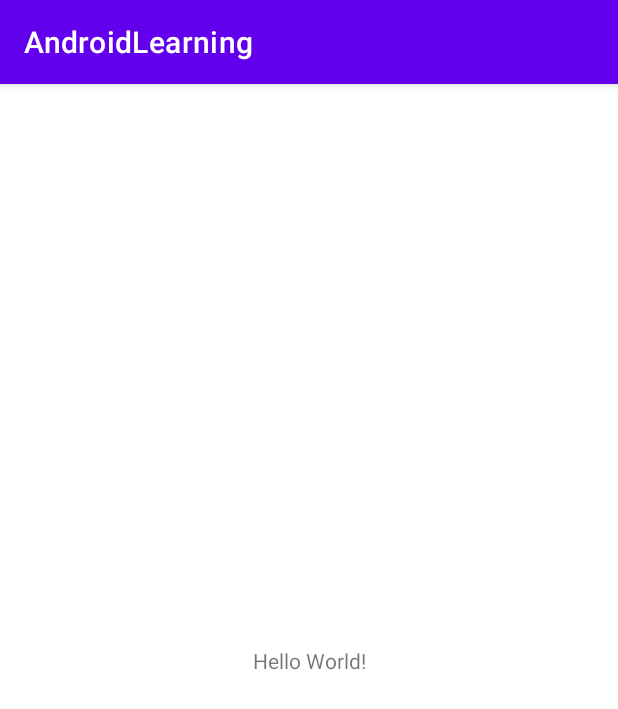
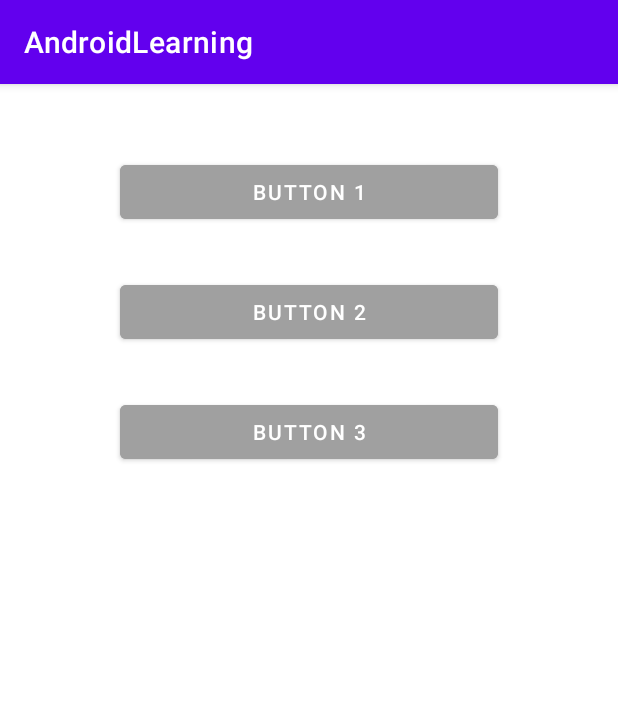
Before and after one commit to JingYLiu-WaSS/AndroidLearning, an Android app: the screen it shows after launch (MainActivity), on a phone screen of 412 x 824 dp. Shown: the top 709 px of the screen. Run offline under Robolectric (Android 15) with nearby library versions, the phone set to English and light mode, and no system bars.

Commit message:
add buttons to button activity and config diff language string values

```diff
--- a/app/src/main/java/com/thoughtworks/androidtrain/MainActivity.java
+++ b/app/src/main/java/com/thoughtworks/androidtrain/MainActivity.java
@@ -7,11 +7,12 @@ import android.util.Log;
 
 public class MainActivity extends AppCompatActivity {
     public final String TAG = "MainActivity";
+    public final String TAG_BUTTON = "ButtonActivity";
 
     @Override
     protected void onCreate(Bundle savedInstanceState) {
         super.onCreate(savedInstanceState);
-        setContentView(R.layout.activity_main);
-        Log.i(TAG, "MainActivity created");
+        setContentView(R.layout.activity_buttons);
+        Log.i(TAG_BUTTON, "ButtonActivity created");
     }
 }
--- /dev/null
+++ b/app/src/main/res/layout/activity_buttons.xml
@@ -0,0 +1,35 @@
+<?xml version="1.0" encoding="utf-8"?>
+<LinearLayout xmlns:android="http://schemas.android.com/apk/res/android"
+    android:layout_width="match_parent"
+    android:layout_height="match_parent"
+    android:padding="16dp"
+    android:orientation="vertical">
+
+    <Button
+        android:layout_width="match_parent"
+        android:layout_height="wrap_content"
+        android:layout_gravity="center_horizontal"
+        android:layout_marginTop="32dp"
+        android:layout_marginHorizontal="64dp"
+        android:backgroundTint="@color/gray"
+        android:text="@string/button_1"/>
+
+    <Button
+        android:layout_width="match_parent"
+        android:layout_height="wrap_content"
+        android:layout_gravity="center_horizontal"
+        android:layout_marginTop="32dp"
+        android:layout_marginHorizontal="64dp"
+        android:backgroundTint="@color/gray"
+        android:text="@string/button_2"/>
+
+    <Button
+        android:layout_width="match_parent"
+        android:layout_height="wrap_content"
+        android:layout_gravity="center_horizontal"
+        android:layout_marginTop="32dp"
+        android:layout_marginHorizontal="64dp"
+        android:backgroundTint="@color/gray"
+        android:text="@string/button_3"/>
+
+</LinearLayout>
--- a/app/src/main/res/layout/activity_main.xml
+++ b/app/src/main/res/layout/activity_main.xml
@@ -1,18 +1,32 @@
 <?xml version="1.0" encoding="utf-8"?>
-<androidx.constraintlayout.widget.ConstraintLayout xmlns:android="http://schemas.android.com/apk/res/android"
+<LinearLayout xmlns:android="http://schemas.android.com/apk/res/android"
     xmlns:app="http://schemas.android.com/apk/res-auto"
     xmlns:tools="http://schemas.android.com/tools"
     android:layout_width="match_parent"
     android:layout_height="match_parent"
+    android:padding="16dp"
+    android:orientation="vertical"
     tools:context=".MainActivity">
 
-    <TextView
+    <EditText
+        android:layout_width="match_parent"
+        android:layout_height="wrap_content"
+        android:hint="@string/to"/>
+    <EditText
+        android:layout_width="match_parent"
+        android:layout_height="wrap_content"
+        android:hint="@string/subject"/>
+    <EditText
+        android:layout_width="match_parent"
+        android:layout_height="0dp"
+        android:layout_weight="1"
+        android:gravity="top"
+        android:hint="@string/message"/>
+    <Button
         android:layout_width="wrap_content"
         android:layout_height="wrap_content"
-        android:text="Hello World!"
-        app:layout_constraintBottom_toBottomOf="parent"
-        app:layout_constraintLeft_toLeftOf="parent"
-        app:layout_constraintRight_toRightOf="parent"
-        app:layout_constraintTop_toTopOf="parent" />
+        android:layout_gravity="end"
+        android:text="@string/send"/>
 
-</androidx.constraintlayout.widget.ConstraintLayout>
+
+</LinearLayout>
--- a/app/src/main/res/values/colors.xml
+++ b/app/src/main/res/values/colors.xml
@@ -7,4 +7,5 @@
     <color name="teal_700">#FF018786</color>
     <color name="black">#FF000000</color>
     <color name="white">#FFFFFFFF</color>
+    <color name="gray">#FFA0A0A0</color>
 </resources>
--- a/app/src/main/res/values/strings.xml
+++ b/app/src/main/res/values/strings.xml
@@ -1,3 +1,10 @@
 <resources>
     <string name="app_name">AndroidLearning</string>
+    <string name="to">to</string>
+    <string name="subject">subject</string>
+    <string name="message">message</string>
+    <string name="send">send</string>
+    <string name="button_1">Button 1</string>
+    <string name="button_2">Button 2</string>
+    <string name="button_3">Button 3</string>
 </resources>
```
Also changed, not shown: 3 other files.
